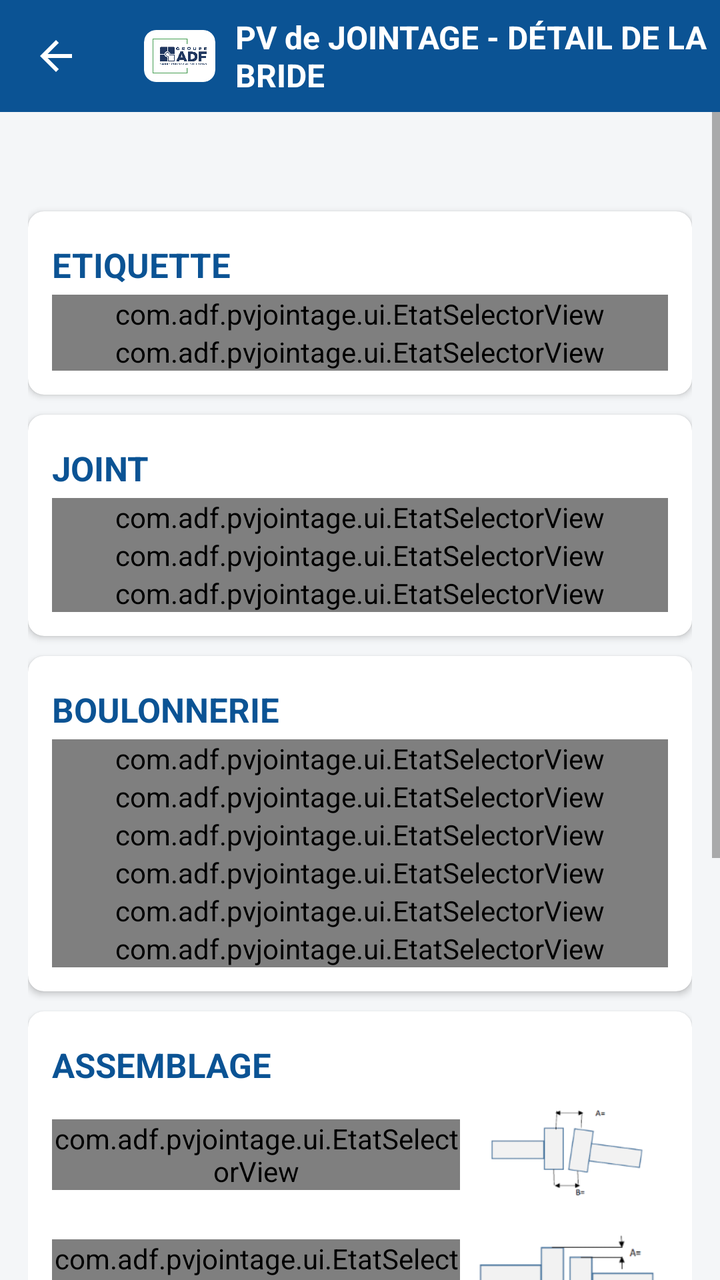
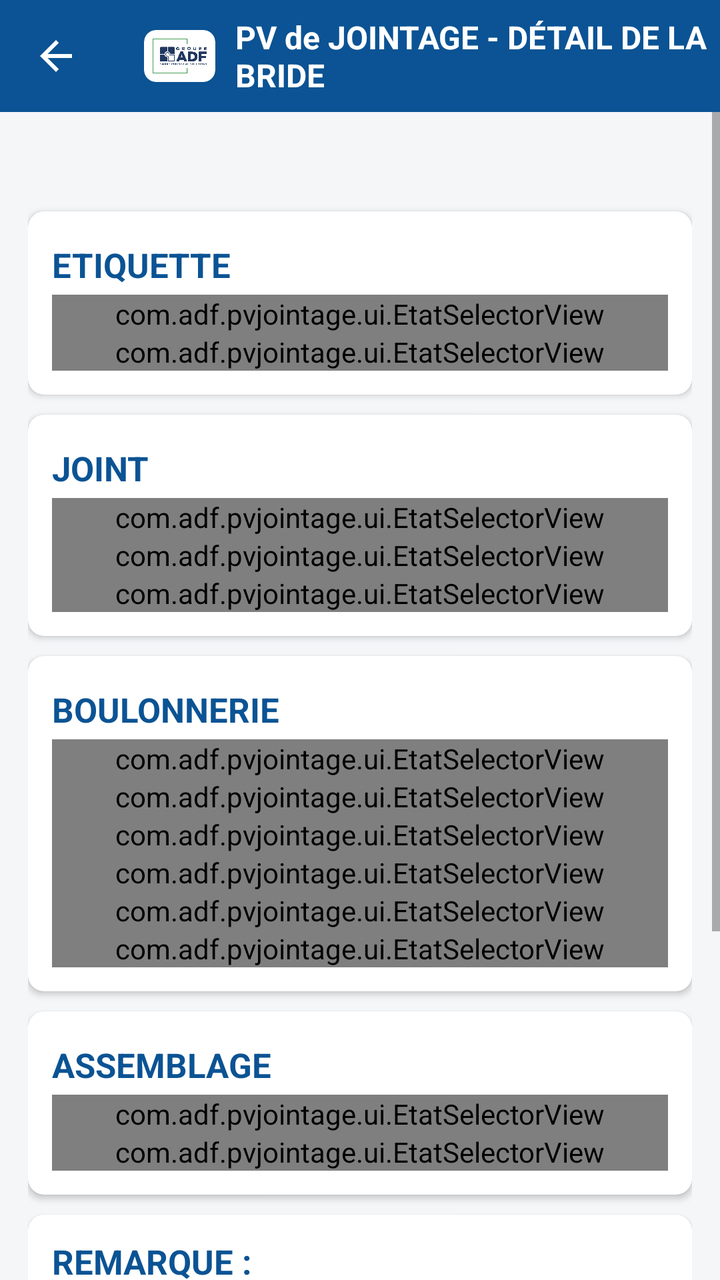

Before-and-after screenshots of an Android layout around one commit, followed by the original layout XML and the change that was made.
<!-- AndroidManifest.xml: application theme Theme.PVJointage -->
<!-- res/layout/activity_champ.xml -->
<?xml version="1.0" encoding="utf-8"?>
<LinearLayout xmlns:android="http://schemas.android.com/apk/res/android"
    xmlns:app="http://schemas.android.com/apk/res-auto"
    android:layout_width="match_parent"
    android:layout_height="match_parent"
    android:orientation="vertical"
    android:background="@color/background">

    <com.google.android.material.appbar.MaterialToolbar
        android:id="@+id/toolbar"
        android:layout_width="match_parent"
        android:layout_height="?attr/actionBarSize"
        android:background="@color/primary"
        app:navigationIcon="@drawable/ic_back"
        app:navigationIconTint="@color/white">

        <LinearLayout
            android:layout_width="wrap_content"
            android:layout_height="wrap_content"
            android:orientation="horizontal"
            android:gravity="center_vertical">

            <androidx.cardview.widget.CardView
                android:layout_width="wrap_content"
                android:layout_height="wrap_content"
                android:layout_marginEnd="10dp"
                app:cardBackgroundColor="@color/white"
                app:cardCornerRadius="6dp"
                app:cardElevation="0dp">

                <ImageView
                    android:id="@+id/imgLogo"
                    android:layout_width="wrap_content"
                    android:layout_height="26dp"
                    android:padding="4dp"
                    android:adjustViewBounds="true"
                    android:scaleType="fitCenter"
                    android:src="@drawable/logo_adf"
                    android:contentDescription="@string/app_name" />
            </androidx.cardview.widget.CardView>

            <TextView
                android:layout_width="wrap_content"
                android:layout_height="wrap_content"
                android:text="@string/title_champ"
                android:textColor="@color/white"
                android:textSize="16sp"
                android:textStyle="bold" />
        </LinearLayout>
    </com.google.android.material.appbar.MaterialToolbar>

    <ScrollView
        android:layout_width="match_parent"
        android:layout_height="0dp"
        android:layout_weight="1">

        <LinearLayout
            android:layout_width="match_parent"
            android:layout_height="wrap_content"
            android:orientation="vertical"
            android:padding="14dp">

            <TextView
                android:id="@+id/tvContexte"
                android:layout_width="match_parent"
                android:layout_height="wrap_content"
                android:textStyle="bold"
                android:textSize="19sp"
                android:textColor="@color/primary_dark"
                android:layout_marginBottom="10dp"/>

            
            <androidx.cardview.widget.CardView android:layout_width="match_parent" android:layout_height="wrap_content" app:cardCornerRadius="8dp" app:cardElevation="2dp" android:layout_marginBottom="10dp">
                <LinearLayout android:layout_width="match_parent" android:layout_height="wrap_content" android:orientation="vertical" android:padding="12dp">
                    <LinearLayout android:layout_width="match_parent" android:layout_height="wrap_content" android:orientation="horizontal" android:gravity="center_vertical">
                        <TextView android:layout_width="0dp" android:layout_height="wrap_content" android:layout_weight="1" android:text="@string/section_etiquette" android:textStyle="bold" android:textColor="@color/primary" android:textSize="17sp"/>
                        <TextView android:id="@+id/tvStatutEtiquette" android:layout_width="wrap_content" android:layout_height="wrap_content" android:textStyle="bold" android:padding="4dp" android:textSize="16sp"/>
                    </LinearLayout>
                    <com.adf.pvjointage.ui.EtatSelectorView android:id="@+id/selEtiMiseSerree" android:layout_width="match_parent" android:layout_height="wrap_content"/>
                    <com.adf.pvjointage.ui.EtatSelectorView android:id="@+id/selEtiNomDate" android:layout_width="match_parent" android:layout_height="wrap_content"/>
                </LinearLayout>
            </androidx.cardview.widget.CardView>

            
            <androidx.cardview.widget.CardView android:layout_width="match_parent" android:layout_height="wrap_content" app:cardCornerRadius="8dp" app:cardElevation="2dp" android:layout_marginBottom="10dp">
                <LinearLayout android:layout_width="match_parent" android:layout_height="wrap_content" android:orientation="vertical" android:padding="12dp">
                    <LinearLayout android:layout_width="match_parent" android:layout_height="wrap_content" android:orientation="horizontal" android:gravity="center_vertical">
                        <TextView android:layout_width="0dp" android:layout_height="wrap_content" android:layout_weight="1" android:text="@string/section_joint" android:textStyle="bold" android:textColor="@color/primary" android:textSize="17sp"/>
                        <TextView android:id="@+id/tvStatutJoint" android:layout_width="wrap_content" android:layout_height="wrap_content" android:textStyle="bold" android:padding="4dp" android:textSize="16sp"/>
                    </LinearLayout>
                    <com.adf.pvjointage.ui.EtatSelectorView android:id="@+id/selJointDimension" android:layout_width="match_parent" android:layout_height="wrap_content"/>
                    <com.adf.pvjointage.ui.EtatSelectorView android:id="@+id/selJointMatiere" android:layout_width="match_parent" android:layout_height="wrap_content"/>
                    <com.adf.pvjointage.ui.EtatSelectorView android:id="@+id/selJointAspect" android:layout_width="match_parent" android:layout_height="wrap_content"/>
                </LinearLayout>
            </androidx.cardview.widget.CardView>

            
            <androidx.cardview.widget.CardView android:layout_width="match_parent" android:layout_height="wrap_content" app:cardCornerRadius="8dp" app:cardElevation="2dp" android:layout_marginBottom="10dp">
                <LinearLayout android:layout_width="match_parent" android:layout_height="wrap_content" android:orientation="vertical" android:padding="12dp">
                    <LinearLayout android:layout_width="match_parent" android:layout_height="wrap_content" android:orientation="horizontal" android:gravity="center_vertical">
                        <TextView android:layout_width="0dp" android:layout_height="wrap_content" android:layout_weight="1" android:text="@string/section_boulonnerie" android:textStyle="bold" android:textColor="@color/primary" android:textSize="17sp"/>
                        <TextView android:id="@+id/tvStatutBoulonnerie" android:layout_width="wrap_content" android:layout_height="wrap_content" android:textStyle="bold" android:padding="4dp" android:textSize="16sp"/>
                    </LinearLayout>
                    <com.adf.pvjointage.ui.EtatSelectorView android:id="@+id/selBoulonNeuves" android:layout_width="match_parent" android:layout_height="wrap_content"/>
                    <com.adf.pvjointage.ui.EtatSelectorView android:id="@+id/selBoulonRondelles" android:layout_width="match_parent" android:layout_height="wrap_content"/>
                    <com.adf.pvjointage.ui.EtatSelectorView android:id="@+id/selBoulonEquilibrage" android:layout_width="match_parent" android:layout_height="wrap_content"/>
                    <com.adf.pvjointage.ui.EtatSelectorView android:id="@+id/selBoulonGraissage" android:layout_width="match_parent" android:layout_height="wrap_content"/>
                    <com.adf.pvjointage.ui.EtatSelectorView android:id="@+id/selBoulonLongueur" android:layout_width="match_parent" android:layout_height="wrap_content"/>
                    <com.adf.pvjointage.ui.EtatSelectorView android:id="@+id/selBoulonMatiere" android:layout_width="match_parent" android:layout_height="wrap_content"/>
                </LinearLayout>
            </androidx.cardview.widget.CardView>

            
            <androidx.cardview.widget.CardView android:layout_width="match_parent" android:layout_height="wrap_content" app:cardCornerRadius="8dp" app:cardElevation="2dp" android:layout_marginBottom="10dp">
                <LinearLayout android:layout_width="match_parent" android:layout_height="wrap_content" android:orientation="vertical" android:padding="12dp">
                    <LinearLayout android:layout_width="match_parent" android:layout_height="wrap_content" android:orientation="horizontal" android:gravity="center_vertical">
                        <TextView android:layout_width="0dp" android:layout_height="wrap_content" android:layout_weight="1" android:text="@string/section_assemblage" android:textStyle="bold" android:textColor="@color/primary" android:textSize="17sp"/>
                        <TextView android:id="@+id/tvStatutAssemblage" android:layout_width="wrap_content" android:layout_height="wrap_content" android:textStyle="bold" android:padding="4dp" android:textSize="16sp"/>
                    </LinearLayout>
                    <LinearLayout android:layout_width="match_parent" android:layout_height="wrap_content" android:orientation="horizontal" android:gravity="center_vertical">
                        <com.adf.pvjointage.ui.EtatSelectorView android:id="@+id/selAssemblageParallelisme" android:layout_width="0dp" android:layout_height="wrap_content" android:layout_weight="1"/>
                        <ImageView
                            android:layout_width="96dp"
                            android:layout_height="60dp"
                            android:layout_marginStart="8dp"
                            android:scaleType="fitCenter"
                            android:src="@drawable/ic_parallelisme"
                            android:contentDescription="@string/assemblage_parallelisme" />
                    </LinearLayout>
                    <LinearLayout android:layout_width="match_parent" android:layout_height="wrap_content" android:orientation="horizontal" android:gravity="center_vertical">
                        <com.adf.pvjointage.ui.EtatSelectorView android:id="@+id/selAssemblageExcentration" android:layout_width="0dp" android:layout_height="wrap_content" android:layout_weight="1"/>
                        <ImageView
                            android:layout_width="96dp"
                            android:layout_height="60dp"
                            android:layout_marginStart="8dp"
                            android:scaleType="fitCenter"
                            android:src="@drawable/ic_excentration"
                            android:contentDescription="@string/assemblage_excentration" />
                    </LinearLayout>
                </LinearLayout>
            </androidx.cardview.widget.CardView>

            
            <androidx.cardview.widget.CardView android:layout_width="match_parent" android:layout_height="wrap_content" app:cardCornerRadius="8dp" app:cardElevation="2dp" android:layout_marginBottom="10dp">
                <LinearLayout android:layout_width="match_parent" android:layout_height="wrap_content" android:orientation="vertical" android:padding="12dp">
                    <TextView android:layout_width="match_parent" android:layout_height="wrap_content" android:text="@string/section_remarque" android:textStyle="bold" android:textColor="@color/primary" android:textSize="17sp" android:layout_marginBottom="8dp"/>
                    <EditText
                        android:id="@+id/etRemarque"
                        android:layout_width="match_parent"
                        android:layout_height="wrap_content"
                        android:gravity="top|start"
                        android:inputType="textMultiLine|textCapSentences"
                        android:maxLines="5"
                        android:minLines="2"
                        android:textSize="15sp"
                        android:hint="@string/remarque_hint"/>
                </LinearLayout>
            </androidx.cardview.widget.CardView>

            
            <androidx.cardview.widget.CardView android:layout_width="match_parent" android:layout_height="wrap_content" app:cardCornerRadius="8dp" app:cardElevation="2dp" android:layout_marginBottom="10dp">
                <LinearLayout android:layout_width="match_parent" android:layout_height="wrap_content" android:orientation="vertical" android:padding="12dp">
                    <TextView android:layout_width="match_parent" android:layout_height="wrap_content" android:text="@string/section_photo" android:textStyle="bold" android:textColor="@color/primary" android:textSize="17sp" android:layout_marginBottom="8dp"/>
                    <TextView android:layout_width="match_parent" android:layout_height="wrap_content" android:text="Les photos sont propres à cette bride (repère)." android:textSize="14sp" android:layout_marginBottom="8dp"/>
                    <Button
                        android:id="@+id/btnPrendrePhoto"
                        style="@style/Widget.MaterialComponents.Button.OutlinedButton"
                        android:layout_width="wrap_content"
                        android:layout_height="wrap_content"
                        android:text="@string/btn_prendre_photo"/>
                    <androidx.recyclerview.widget.RecyclerView
                        android:id="@+id/rvPhotos"
                        android:layout_width="match_parent"
                        android:layout_height="wrap_content"
                        android:orientation="horizontal"
                        android:layout_marginTop="8dp"
                        android:nestedScrollingEnabled="false"/>
                </LinearLayout>
            </androidx.cardview.widget.CardView>

        </LinearLayout>
    </ScrollView>
</LinearLayout>
<!-- resources referenced by this layout -->
<resources>
  <color name="background">#F4F6F8</color>
  <color name="primary">#0B5394</color>
  <color name="primary_dark">#073763</color>
  <color name="white">#FFFFFF</color>
  <!-- drawable ic_back (drawable) -->
  <vector xmlns:android="http://schemas.android.com/apk/res/android"
      android:width="24dp"
      android:height="24dp"
      android:viewportWidth="24"
      android:viewportHeight="24"
      android:tint="#FFFFFF">
      <path
          android:fillColor="#FF000000"
          android:pathData="M20,11H7.83l5.59,-5.59L12,4l-8,8 8,8 1.41,-1.41L7.83,13H20v-2z"/>
  </vector>
  <!-- drawable ic_excentration: png bitmap (drawable, 1814 bytes) -->
  <!-- drawable ic_parallelisme: png bitmap (drawable, 4694 bytes) -->
  <!-- drawable logo_adf: png bitmap (drawable, 181390 bytes) -->
  <string name="app_name">PV Jointage</string>
  <string name="assemblage_excentration">Excentration</string>
  <string name="assemblage_parallelisme">Parallélisme</string>
  <string name="btn_prendre_photo">Prendre une photo</string>
  <string name="remarque_hint">Texte libre (5 lignes maximum)</string>
  <string name="section_assemblage">ASSEMBLAGE</string>
  <string name="section_boulonnerie">BOULONNERIE</string>
  <string name="section_etiquette">ETIQUETTE</string>
  <string name="section_joint">JOINT</string>
  <string name="section_photo">PHOTO (ETIQUETTE &amp; ASSEMBLAGE)</string>
  <string name="section_remarque">REMARQUE :</string>
  <string name="title_champ">PV de JOINTAGE - DÉTAIL DE LA BRIDE</string>
  <style name="Theme.PVJointage" parent="Theme.MaterialComponents.DayNight.NoActionBar">
          <item name="colorPrimary">@color/primary</item>
          <item name="colorPrimaryDark">@color/primary_dark</item>
          <item name="colorAccent">@color/accent</item>
          <item name="android:windowBackground">@color/background</item>
      </style>
  <color name="accent">#F1C232</color>
</resources>

<!-- the commit's change to res/layout/activity_champ.xml (unified diff, before → after) -->
@@ -117,26 +117,8 @@
                         <TextView android:layout_width="0dp" android:layout_height="wrap_content" android:layout_weight="1" android:text="@string/section_assemblage" android:textStyle="bold" android:textColor="@color/primary" android:textSize="17sp"/>
                         <TextView android:id="@+id/tvStatutAssemblage" android:layout_width="wrap_content" android:layout_height="wrap_content" android:textStyle="bold" android:padding="4dp" android:textSize="16sp"/>
                     </LinearLayout>
-                    <LinearLayout android:layout_width="match_parent" android:layout_height="wrap_content" android:orientation="horizontal" android:gravity="center_vertical">
-                        <com.adf.pvjointage.ui.EtatSelectorView android:id="@+id/selAssemblageParallelisme" android:layout_width="0dp" android:layout_height="wrap_content" android:layout_weight="1"/>
-                        <ImageView
-                            android:layout_width="96dp"
-                            android:layout_height="60dp"
-                            android:layout_marginStart="8dp"
-                            android:scaleType="fitCenter"
-                            android:src="@drawable/ic_parallelisme"
-                            android:contentDescription="@string/assemblage_parallelisme" />
-                    </LinearLayout>
-                    <LinearLayout android:layout_width="match_parent" android:layout_height="wrap_content" android:orientation="horizontal" android:gravity="center_vertical">
-                        <com.adf.pvjointage.ui.EtatSelectorView android:id="@+id/selAssemblageExcentration" android:layout_width="0dp" android:layout_height="wrap_content" android:layout_weight="1"/>
-                        <ImageView
-                            android:layout_width="96dp"
-                            android:layout_height="60dp"
-                            android:layout_marginStart="8dp"
-                            android:scaleType="fitCenter"
-                            android:src="@drawable/ic_excentration"
-                            android:contentDescription="@string/assemblage_excentration" />
-                    </LinearLayout>
+                    <com.adf.pvjointage.ui.EtatSelectorView android:id="@+id/selAssemblageParallelisme" android:layout_width="match_parent" android:layout_height="wrap_content"/>
+                    <com.adf.pvjointage.ui.EtatSelectorView android:id="@+id/selAssemblageExcentration" android:layout_width="match_parent" android:layout_height="wrap_content"/>
                 </LinearLayout>
             </androidx.cardview.widget.CardView>
 
<!-- resource entries referenced after the edit -->
@@ -15,12 +15,8 @@
           android:fillColor="#FF000000"
           android:pathData="M20,11H7.83l5.59,-5.59L12,4l-8,8 8,8 1.41,-1.41L7.83,13H20v-2z"/>
   </vector>
-  <!-- drawable ic_excentration: png bitmap (drawable, 1814 bytes) -->
-  <!-- drawable ic_parallelisme: png bitmap (drawable, 4694 bytes) -->
   <!-- drawable logo_adf: png bitmap (drawable, 181390 bytes) -->
   <string name="app_name">PV Jointage</string>
-  <string name="assemblage_excentration">Excentration</string>
-  <string name="assemblage_parallelisme">Parallélisme</string>
   <string name="btn_prendre_photo">Prendre une photo</string>
   <string name="remarque_hint">Texte libre (5 lignes maximum)</string>
   <string name="section_assemblage">ASSEMBLAGE</string>
